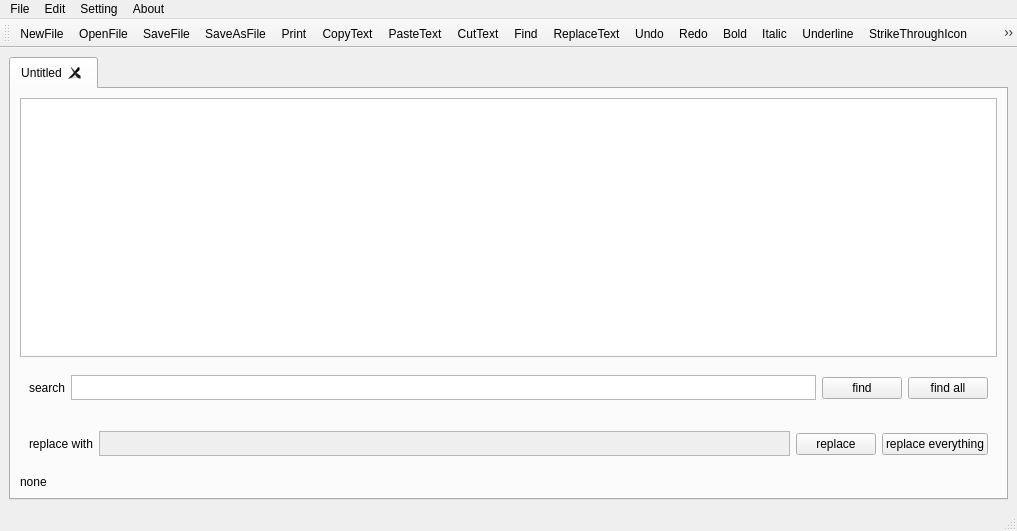
Qt form src/mainwindow.ui (Klaksyn/FlexuraNoteRemaster) before a commit.
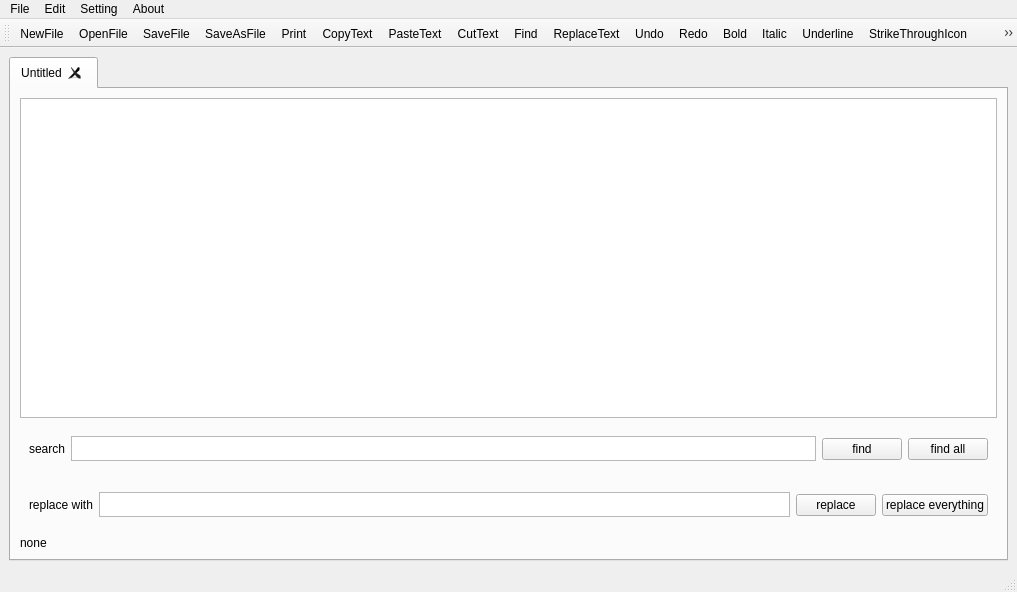
The same form after that commit. Icons and pictures are not drawn.

What changed in the file:
```diff
--- a/src/mainwindow.ui
+++ b/src/mainwindow.ui
@@ -7,7 +7,7 @@
     <x>0</x>
     <y>0</y>
     <width>1017</width>
-    <height>531</height>
+    <height>592</height>
    </rect>
   </property>
   <property name="windowTitle">
@@ -112,7 +112,7 @@
            <item>
             <widget class="QPlainTextEdit" name="plainTextEditReplaceOn">
              <property name="enabled">
-              <bool>false</bool>
+              <bool>true</bool>
              </property>
              <property name="maximumSize">
               <size>
```
Left out of the diff: 1 changed line with no effect on the pictures.
